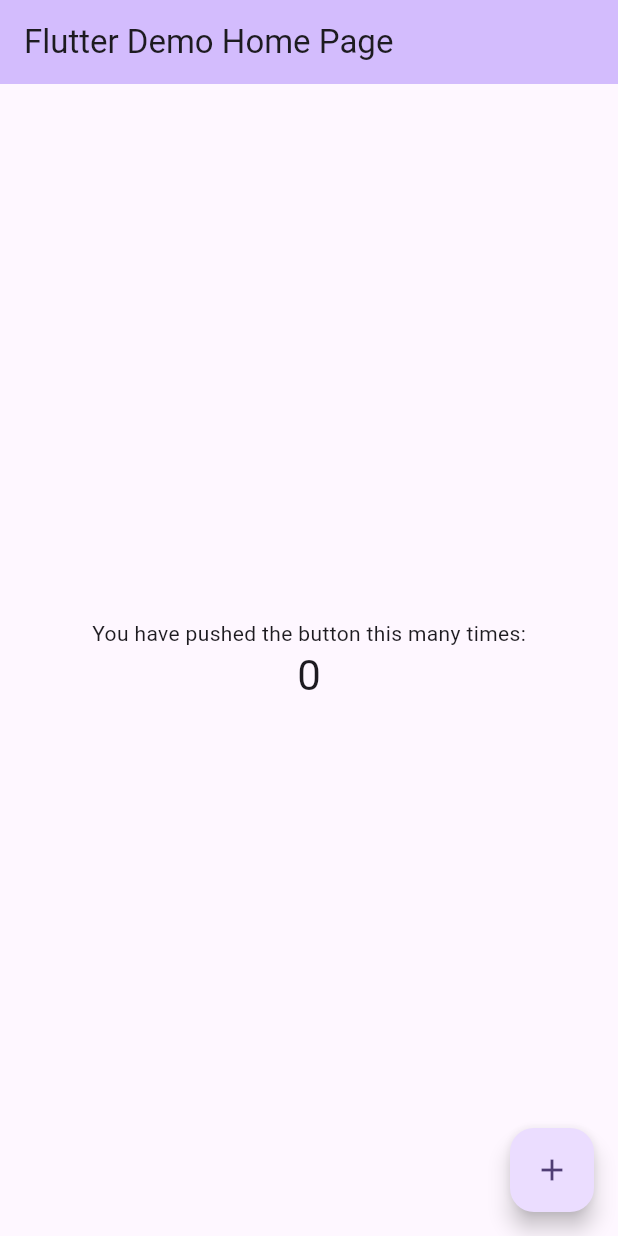
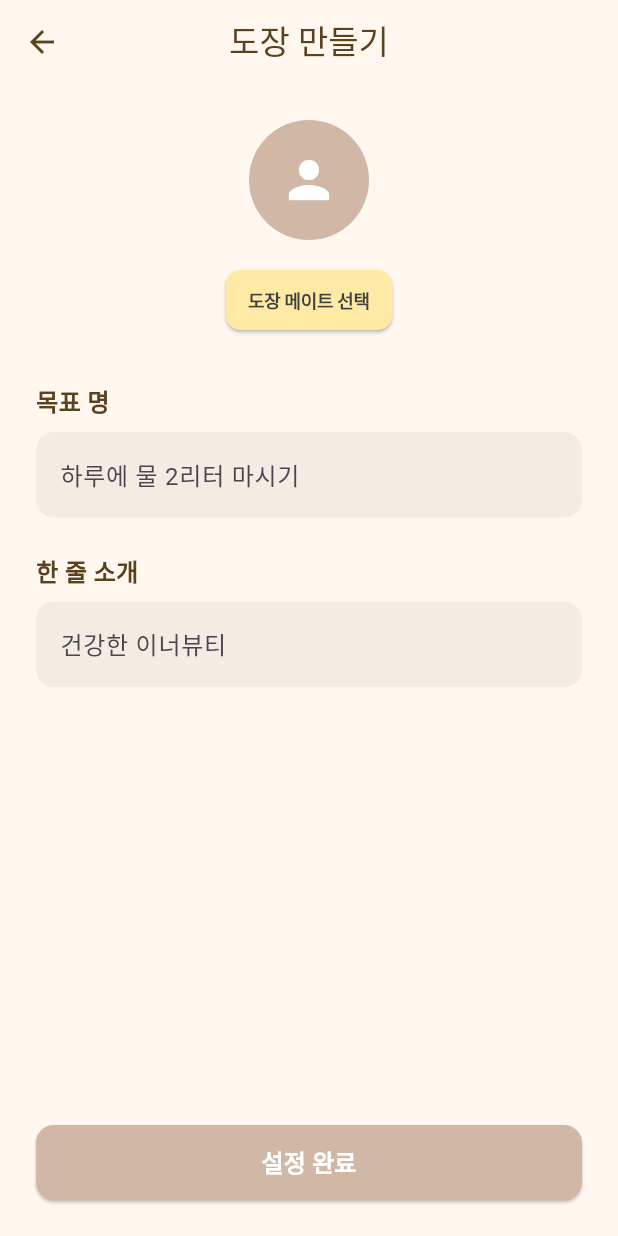
Before and after one commit to APPS-sookmyung/2024-OUTFOOT-client, a Flutter app: the screen it shows after launch, on a phone screen of 412 x 824 dp. Run offline on Flutter 3.47's test engine with Material 3 defaults, Android fonts, the phone set to English and light mode, and no system bars; our stand-ins replace flutter_svg, image_picker, path_drawing; Roboto replaces fonts that are missing (Pretendard).

Commit message:
[Feat/#19] 모달창 포함 UI 구현

```diff
--- a/outfoot/lib/main.dart
+++ b/outfoot/lib/main.dart
@@ -1,4 +1,5 @@
 import 'package:flutter/material.dart';
+import 'package:outfoot/screens/make_goal/make_personal_goal.dart';
 
 void main() {
   runApp(const MyApp());
@@ -31,7 +32,7 @@
         colorScheme: ColorScheme.fromSeed(seedColor: Colors.deepPurple),
         useMaterial3: true,
       ),
-      home: const MyHomePage(title: 'Flutter Demo Home Page'),
+      home: MakePersonalGoalPage(),
     );
   }
 }
--- /dev/null
+++ b/outfoot/lib/screens/make_goal/make_personal_goal.dart
@@ -0,0 +1,245 @@
+import 'package:flutter/material.dart';
+import 'package:flutter_svg/flutter_svg.dart';
+
+class MakePersonalGoalPage extends StatefulWidget {
+  @override
+  _MakePersonalGoalPageState createState() => _MakePersonalGoalPageState();
+}
+
+class _MakePersonalGoalPageState extends State<MakePersonalGoalPage> {
+  final TextEditingController _goalNameController = TextEditingController();
+  final TextEditingController _goalDescriptionController =
+      TextEditingController();
+
+  @override
+  Widget build(BuildContext context) {
+    return Scaffold(
+      backgroundColor: Color(0xFFFFF7F0),
+      appBar: AppBar(
+        backgroundColor: Color(0xFFFFF7F0),
+        elevation: 0,
+        leading: IconButton(
+          icon: Icon(Icons.arrow_back, color: Color(0xFF5B411C)),
+          onPressed: () {
+            Navigator.of(context).pop();
+          },
+        ),
+        title: Text(
+          '도장 만들기',
+          style: TextStyle(color: Color(0xFF5B411C)),
+        ),
+        centerTitle: true,
+      ),
+      body: Padding(
+        padding: const EdgeInsets.symmetric(horizontal: 24),
+        child: Column(
+          crossAxisAlignment: CrossAxisAlignment.start,
+          children: [
+            SizedBox(height: 24),
+            _buildMateSelectionSection(),
+            SizedBox(height: 32),
+            _buildTextFieldSection(
+                '목표 명', '하루에 물 2리터 마시기', _goalNameController),
+            SizedBox(height: 24),
+            _buildTextFieldSection(
+                '한 줄 소개', '건강한 이너뷰티', _goalDescriptionController),
+            Spacer(),
+            _buildCompleteButton('설정 완료', _onCompletePressed),
+            SizedBox(height: 24),
+          ],
+        ),
+      ),
+    );
+  }
+
+  Widget _buildMateSelectionSection() {
+    return Center(
+      child: Column(
+        children: [
+          CircleAvatar(
+            radius: 40,
+            backgroundColor: Color(0xFFD0B7A6),
+            child: Icon(Icons.person, size: 40, color: Colors.white),
+          ),
+          SizedBox(height: 16),
+          ElevatedButton(
+            onPressed: () {
+              _showMateSelectionModal(context);
+            },
+            style: ElevatedButton.styleFrom(
+              backgroundColor: Color(0xFFFFEAA5),
+              padding: EdgeInsets.symmetric(horizontal: 15, vertical: 10),
+              shape: RoundedRectangleBorder(
+                borderRadius: BorderRadius.circular(10),
+              ),
+            ),
+            child: Text(
+              '도장 메이트 선택',
+              style: TextStyle(
+                color: Color(0xFF3E3E3E),
+                fontSize: 12,
+                fontFamily: 'Pretendard',
+                fontWeight: FontWeight.w600,
+                letterSpacing: -0.24,
+              ),
+            ),
+          ),
+        ],
+      ),
+    );
+  }
+
+  Widget _buildTextFieldSection(
+      String label, String hintText, TextEditingController controller) {
+    return Column(
+      crossAxisAlignment: CrossAxisAlignment.start,
+      children: [
+        Text(
+          label,
+          style: TextStyle(
+            color: Color(0xFF5B411C),
+            fontSize: 16,
+            fontFamily: 'Pretendard',
+            fontWeight: FontWeight.w600,
+          ),
+        ),
+        SizedBox(height: 8),
+        TextField(
+          controller: controller,
+          style: TextStyle(
+            fontFamily: 'Pretendard',
+            fontSize: 16,
+            fontWeight: FontWeight.w400,
+          ),
+          decoration: InputDecoration(
+            hintText: hintText,
+            filled: true,
+            fillColor: Color(0xFFF2ECE3),
+            border: OutlineInputBorder(
+              borderRadius: BorderRadius.circular(12),
+              borderSide: BorderSide.none,
+            ),
+          ),
+        ),
+      ],
+    );
+  }
+
+  Widget _buildCompleteButton(String text, VoidCallback onPressed) {
+    return Center(
+      child: SizedBox(
+        width: double.infinity,
+        height: 50,
+        child: ElevatedButton(
+          onPressed: onPressed,
+          style: ElevatedButton.styleFrom(
+            backgroundColor: Color(0xFFD0B7A6),
+            shape: RoundedRectangleBorder(
+              borderRadius: BorderRadius.circular(12),
+            ),
+          ),
+          child: Text(
+            text,
+            style: TextStyle(
+              color: Colors.white,
+              fontFamily: 'Pretendard',
+              fontWeight: FontWeight.w600,
+              fontSize: 16,
+            ),
+          ),
+        ),
+      ),
+    );
+  }
+
+  void _onCompletePressed() {
+    // 설정 완료 로직 추가
+  }
+
+  void _showMateSelectionModal(BuildContext context) {
+    showModalBottomSheet(
+      context: context,
+      shape: RoundedRectangleBorder(
+        borderRadius: BorderRadius.vertical(top: Radius.circular(20)),
+      ),
+      builder: (BuildContext context) {
+        return Container(
+          height: 518,
+          padding: EdgeInsets.symmetric(horizontal: 24, vertical: 16),
+          decoration: BoxDecoration(
+            color: Color(0xFFFFFEFC),
+            borderRadius: BorderRadius.vertical(top: Radius.circular(20)),
+          ),
+          child: Column(
+            children: [
+              SizedBox(height: 16),
+              Text(
+                '해당 목표의\n도장 메이트를 선택해주세요',
+                textAlign: TextAlign.center,
+                style: TextStyle(
+                  color: Color(0xFF3E3E3E),
+                  fontSize: 18,
+                  fontFamily: 'Pretendard',
+                  fontWeight: FontWeight.w600,
+                  letterSpacing: -0.36,
+                ),
+              ),
+              SizedBox(height: 20),
+              SvgPicture.asset(
+                'assets/yellow_smile_icon.svg',
+                width: 124,
+                height: 124,
+              ),
+              SizedBox(height: 40),
+              Expanded(
+                child: GridView.builder(
+                  itemCount: 8,
+                  gridDelegate: SliverGridDelegateWithFixedCrossAxisCount(
+                    crossAxisCount: 4,
+                    crossAxisSpacing: 13,
+                    mainAxisSpacing: 13,
+                  ),
+                  itemBuilder: (BuildContext context, int index) {
+                    return Container(
+                      width: 60,
+                      height: 60,
+                      decoration: ShapeDecoration(
+                        color: Color(0xFFF9F6F0),
+                        shape: OvalBorder(),
+                      ),
+                    );
+                  },
+                ),
+              ),
+              SizedBox(height: 16),
+              SizedBox(
+                width: double.infinity,
+                height: 50,
+                child: ElevatedButton(
+                  onPressed: () {
+                    Navigator.pop(context);
+                  },
+                  style: ElevatedButton.styleFrom(
+                    backgroundColor: Color(0xFFD0B7A6),
+                    shape: RoundedRectangleBorder(
+                      borderRadius: BorderRadius.circular(12),
+                    ),
+                  ),
+                  child: Text(
+                    '선택 완료',
+                    style: TextStyle(
+                      color: Colors.white,
+                      fontFamily: 'Pretendard',
+                      fontWeight: FontWeight.w600,
+                      fontSize: 16,
+                    ),
+                  ),
+                ),
+              ),
+            ],
+          ),
+        );
+      },
+    );
+  }
+}
--- a/outfoot/pubspec.yaml
+++ b/outfoot/pubspec.yaml
@@ -77,6 +77,9 @@ flutter:
     - assets/lock_icon.svg
     - assets/alarm_icon.svg
     - assets/logo.svg
+    - assets/yellow_smile_icon.svg
+
+
 
   # To add assets to your application, add an assets section, like this:
   # assets:
```
Also changed, not shown: outfoot/assets/yellow_smile_icon.svg (added), outfoot/pubspec.lock, 6 other files.
